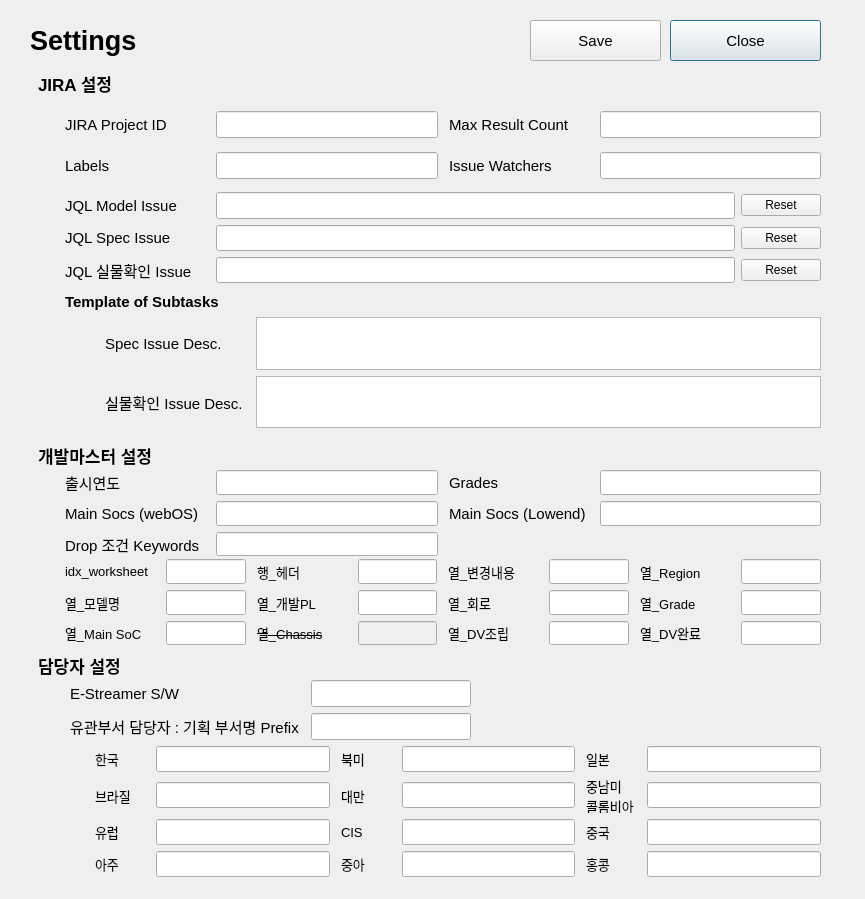
First picture: the form in UI_part/JIRA_E-Streamer/Settings.ui, repository tvglobalapp/python_tool, before the edit.
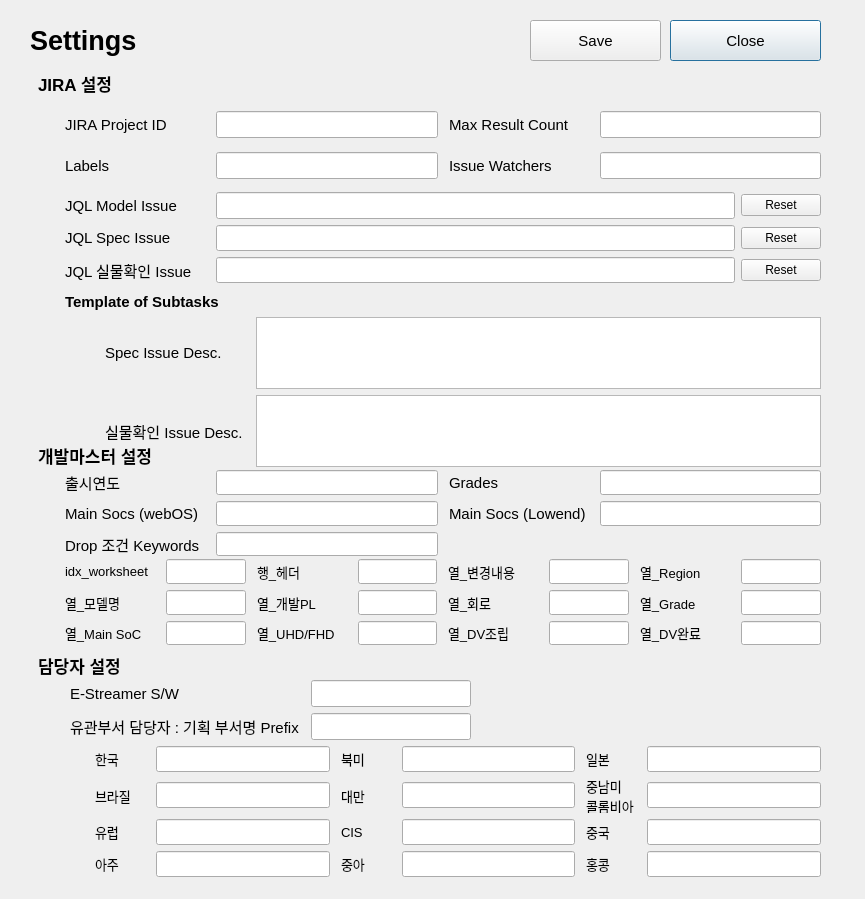
Second picture: the form after the edit.

The edit to the form file:
```diff
--- a/UI_part/JIRA_E-Streamer/Settings.ui
+++ b/UI_part/JIRA_E-Streamer/Settings.ui
@@ -1121,7 +1121,7 @@
      <x>100</x>
      <y>317</y>
      <width>721</width>
-     <height>111</height>
+     <height>150</height>
     </rect>
    </property>
    <layout class="QGridLayout" name="gridLayout_3">
@@ -1885,9 +1885,9 @@
      </widget>
     </item>
     <item row="2" column="3">
-     <widget class="QLineEdit" name="txtColChassis">
+     <widget class="QLineEdit" name="txtColPanelType">
       <property name="enabled">
-       <bool>false</bool>
+       <bool>true</bool>
       </property>
       <property name="font">
        <font>
@@ -1895,7 +1895,7 @@
         <pointsize>12</pointsize>
         <weight>50</weight>
         <bold>false</bold>
-        <strikeout>true</strikeout>
+        <strikeout>false</strikeout>
         <kerning>false</kerning>
        </font>
       </property>
@@ -1921,12 +1921,12 @@
         <pointsize>10</pointsize>
         <weight>50</weight>
         <bold>false</bold>
-        <strikeout>true</strikeout>
+        <strikeout>false</strikeout>
         <kerning>false</kerning>
        </font>
       </property>
       <property name="text">
-       <string>열_Chassis</string>
+       <string>열_UHD/FHD</string>
       </property>
       <property name="indent">
        <number>5</number>
```
